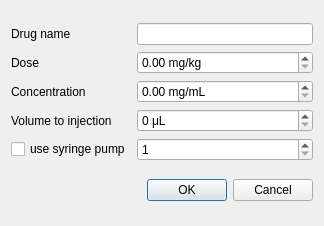
The window that GUI/DrugEditDialog.ui (MarinManuel/PhysioMonitor) describes before a commit, drawn with Qt 5.
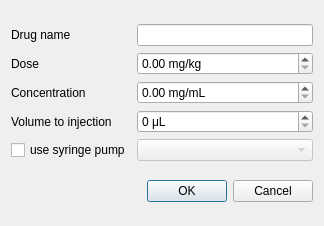
The same window after the commit.

Commit message: added pump config panel to DrugPumpPanel added handling of pumps in DrugEditDialog

```diff
--- a/GUI/DrugEditDialog.ui
+++ b/GUI/DrugEditDialog.ui
@@ -115,16 +115,9 @@
       </widget>
      </item>
      <item row="4" column="1">
-      <widget class="QSpinBox" name="pumpIdSpinBox">
-       <property name="toolTip">
-        <string>Index of the pump to use for this drug
-(refer to configuration file)</string>
-       </property>
-       <property name="minimum">
-        <number>1</number>
-       </property>
-       <property name="maximum">
-        <number>100</number>
+      <widget class="QComboBox" name="pumpComboBox">
+       <property name="enabled">
+        <bool>false</bool>
        </property>
       </widget>
      </item>
```
Left out of the diff: 1 changed line with no effect on the pictures. The commit also changes 7 other files.
